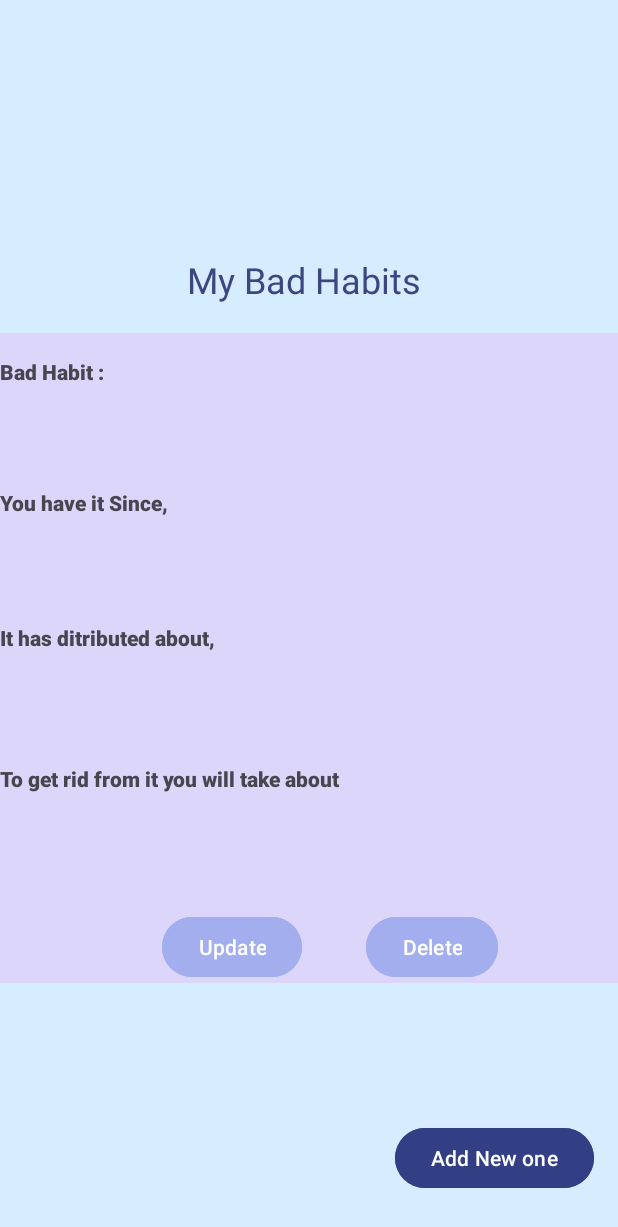
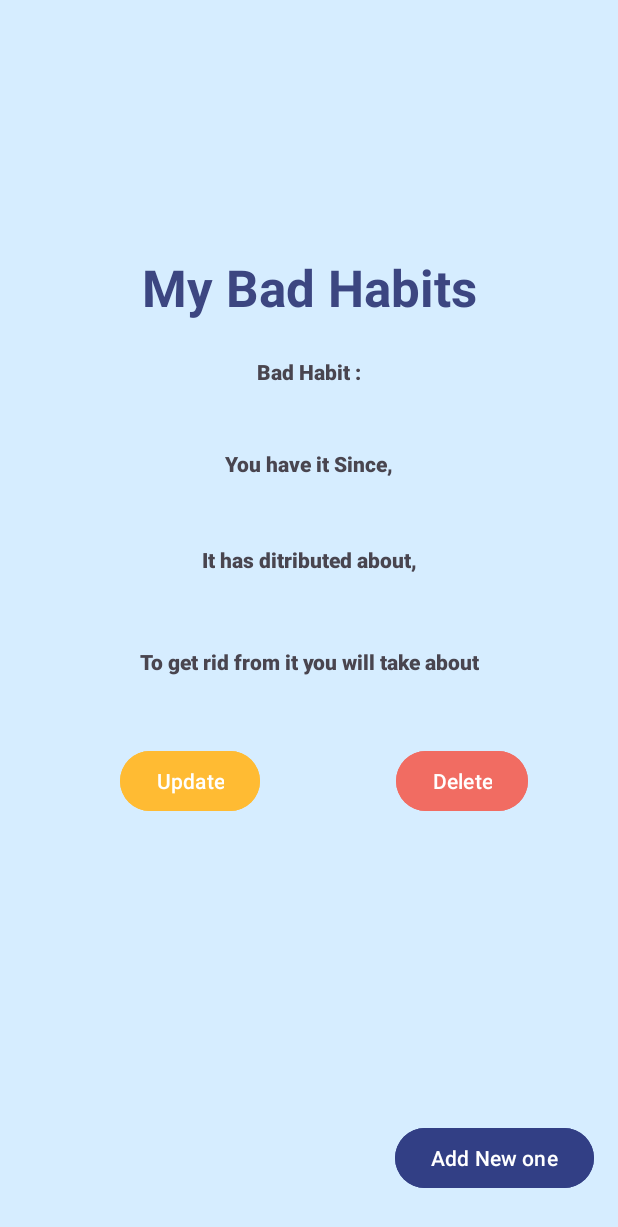
Before and after one commit to IT22122032/BadHabitTracker, an Android app: the MainActivity screen opened directly, with no data from a screen before it, on a phone screen of 412 x 824 dp. Shown: the top 1227 px of the screen. Run offline under Robolectric (Android 15) with nearby library versions, the phone set to English and light mode, and no system bars; our stand-ins replace Room's generated code.

Commit message:
Complete Update part and did some UI design

```diff
--- a/app/src/main/res/layout/activity_main.xml
+++ b/app/src/main/res/layout/activity_main.xml
@@ -24,12 +24,14 @@
 
     <TextView
         android:id="@+id/titleMybadHabit"
-        android:layout_width="163dp"
-        android:layout_height="46dp"
+        android:layout_width="match_parent"
+        android:layout_height="47dp"
         android:layout_marginBottom="4dp"
         android:text="@string/title"
+        android:textAlignment="center"
         android:textColor="@color/textcolor2"
-        android:textSize="24sp"
+        android:textSize="34sp"
+        android:textStyle="bold"
         app:layout_constraintBottom_toTopOf="@+id/habittesRecycleView"
         app:layout_constraintEnd_toEndOf="parent"
         app:layout_constraintHorizontal_bias="0.5"
--- a/app/src/main/res/layout/activity_start_page.xml
+++ b/app/src/main/res/layout/activity_start_page.xml
@@ -10,13 +10,15 @@
 
     <TextView
         android:id="@+id/header"
-        android:layout_width="310dp"
+        android:layout_width="match_parent"
         android:layout_height="79dp"
         android:layout_marginTop="38dp"
         android:layout_marginBottom="30dp"
         android:text="@string/Title"
+        android:textAlignment="center"
         android:textColor="@color/btnText"
         android:textSize="34sp"
+        android:textStyle="bold"
         app:layout_constraintBottom_toTopOf="@+id/imageView"
         app:layout_constraintEnd_toEndOf="parent"
         app:layout_constraintHorizontal_bias="0.609"
--- a/app/src/main/res/layout/itemviewholder.xml
+++ b/app/src/main/res/layout/itemviewholder.xml
@@ -4,15 +4,16 @@
     xmlns:tools="http://schemas.android.com/tools"
     android:layout_width="match_parent"
     android:layout_height="wrap_content"
-    android:background="@color/backgroundPurple">
+    android:background="@color/background">
 
     <TextView
         android:id="@+id/BadHabitLable"
-        android:layout_width="148dp"
+        android:layout_width="0dp"
         android:layout_height="29dp"
         android:layout_marginTop="16dp"
         android:fontFamily="sans-serif-black"
         android:text="@string/BadHabitLable"
+        android:textAlignment="center"
         app:layout_constraintEnd_toEndOf="parent"
         app:layout_constraintHorizontal_bias="0.0"
         app:layout_constraintStart_toStartOf="parent"
@@ -20,67 +21,74 @@
 
     <TextView
         android:id="@+id/viewHodertextView1"
-        android:layout_width="297dp"
-        android:layout_height="58dp"
-        android:fontFamily="sans-serif-black"
+        android:layout_width="293dp"
+        android:layout_height="32dp"
+        android:fontFamily="monospace"
         android:text="TextView"
+        android:textAlignment="center"
         app:layout_constraintEnd_toEndOf="parent"
         app:layout_constraintStart_toStartOf="parent"
         app:layout_constraintTop_toBottomOf="@+id/BadHabitLable" />
 
     <TextView
         android:id="@+id/TimePeriodLable"
-        android:layout_width="176dp"
+        android:layout_width="match_parent"
         android:layout_height="32dp"
         android:fontFamily="sans-serif-black"
         android:text="@string/TimePeriodLable"
+        android:textAlignment="center"
         app:layout_constraintStart_toStartOf="parent"
         app:layout_constraintTop_toBottomOf="@+id/viewHodertextView1" />
 
     <TextView
         android:id="@+id/ViewHoldertextView2"
         android:layout_width="297dp"
-        android:layout_height="58dp"
-        android:fontFamily="sans-serif-black"
+        android:layout_height="32dp"
+        android:fontFamily="monospace"
         android:text="TextView"
+        android:textAlignment="center"
         app:layout_constraintEnd_toEndOf="parent"
         app:layout_constraintStart_toStartOf="parent"
         app:layout_constraintTop_toBottomOf="@+id/TimePeriodLable" />
 
     <TextView
         android:id="@+id/DistributionLable"
-        android:layout_width="176dp"
+        android:layout_width="match_parent"
         android:layout_height="36dp"
         android:fontFamily="sans-serif-black"
         android:text="@string/DistriButionLable"
+        android:textAlignment="center"
         app:layout_constraintStart_toStartOf="parent"
         app:layout_constraintTop_toBottomOf="@+id/ViewHoldertextView2" />
 
     <TextView
         android:id="@+id/viewHolderText3"
         android:layout_width="297dp"
-        android:layout_height="58dp"
-        android:fontFamily="sans-serif-black"
+        android:layout_height="32dp"
+        android:fontFamily="monospace"
         android:text="TextView"
+        android:textAlignment="center"
         app:layout_constraintEnd_toEndOf="parent"
         app:layout_constraintStart_toStartOf="parent"
         app:layout_constraintTop_toBottomOf="@+id/DistributionLable" />
 
     <TextView
         android:id="@+id/TimeTocureLable"
-        android:layout_width="240dp"
+        android:layout_width="match_parent"
         android:layout_height="28dp"
         android:fontFamily="sans-serif-black"
         android:text="@string/TimeToCureLable"
+        android:textAlignment="center"
         app:layout_constraintStart_toStartOf="parent"
         app:layout_constraintTop_toBottomOf="@+id/viewHolderText3" />
 
     <TextView
         android:id="@+id/viewHoldertext4"
         android:layout_width="297dp"
-        android:layout_height="58dp"
-        android:fontFamily="sans-serif-black"
+        android:layout_height="32dp"
+        android:fontFamily="monospace"
         android:text="TextView"
+        android:textAlignment="center"
         app:layout_constraintEnd_toEndOf="parent"
         app:layout_constraintStart_toStartOf="parent"
         app:layout_constraintTop_toBottomOf="@+id/TimeTocureLable" />
@@ -89,9 +97,9 @@
         android:id="@+id/update"
         android:layout_width="wrap_content"
         android:layout_height="wrap_content"
-        android:layout_marginStart="108dp"
-        android:layout_marginTop="12dp"
-        android:backgroundTint="@color/btnColor3"
+        android:layout_marginStart="80dp"
+        android:layout_marginTop="5dp"
+        android:backgroundTint="@color/yellow"
         android:text="@string/Update"
         app:layout_constraintStart_toStartOf="parent"
         app:layout_constraintTop_toBottomOf="@+id/viewHoldertext4" />
@@ -100,9 +108,9 @@
         android:id="@+id/delete"
         android:layout_width="wrap_content"
         android:layout_height="wrap_content"
-        android:layout_marginTop="12dp"
-        android:layout_marginEnd="80dp"
-        android:backgroundTint="@color/btnColor3"
+        android:layout_marginTop="5dp"
+        android:layout_marginEnd="60dp"
+        android:backgroundTint="@color/redbtn"
         android:text="@string/Delete"
         app:layout_constraintEnd_toEndOf="parent"
         app:layout_constraintTop_toBottomOf="@+id/viewHoldertext4" />
--- a/app/src/main/res/values/colors.xml
+++ b/app/src/main/res/values/colors.xml
@@ -11,4 +11,6 @@
     <color name="backgroundPurple">#DDD6FB</color>
     <color name="btnColor3">#A2AEED</color>
     <color name="btn4">#323F85</color>
+    <color name="redbtn">#F16C62</color>
+    <color name="yellow">#ffffbb33</color>
 </resources>
--- a/app/src/main/res/values/strings.xml
+++ b/app/src/main/res/values/strings.xml
@@ -19,4 +19,9 @@
     <string name="TimePeriodLable">You have it Since,</string>
     <string name="DistriButionLable">It has ditributed about,</string>
     <string name="TimeToCureLable">To get rid from it you will take about</string>
+    <string name="UpdateHeading">Update Your Details</string>
+    <string name="updateDistribution">Distribution as a percentage</string>
+    <string name="UpdateTimeTgetRid">Time Period To get rid from it</string>
+    <string name="addhabit">Add Your Habit</string>
+    <string name="Backbtn">Back</string>
 </resources>
```
Also changed, not shown: app/src/main/AndroidManifest.xml (+9 -9 lines), app/src/main/java/com/example/badhabittracker/AddBadHabits.kt (+7 -0 lines), app/src/main/java/com/example/badhabittracker/DeytailAdapter.kt (+11 -1 lines), app/src/main/java/com/example/badhabittracker/UpdateHabits.kt (added, +84 -0 lines), app/src/main/res/layout/activity_add_bad_habits.xml (+27 -2 lines), app/src/main/res/layout/activity_update_habits.xml (added, +96 -0 lines). Lines whose indentation alone changed are shown as unchanged.
